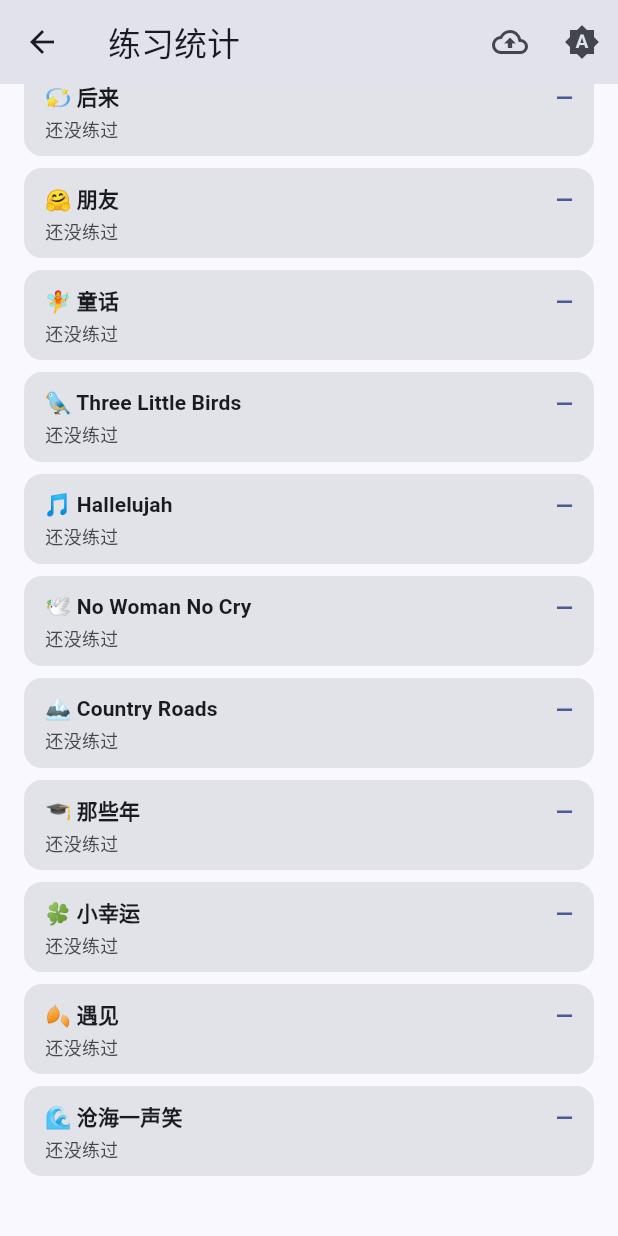
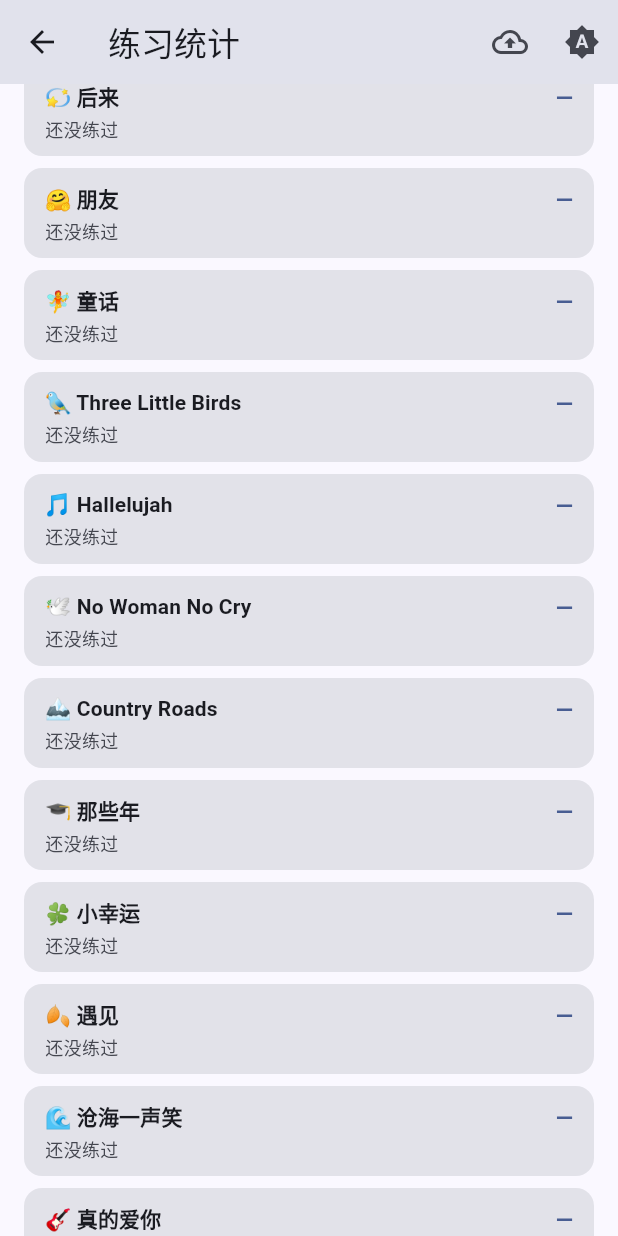
Before and after one commit to yyd841122/ukulele-demo, a Flutter app: the StatsScreen screen opened directly with empty values, scrolled down 1715 dp, on a phone screen of 412 x 824 dp. Run offline on Flutter 3.47's test engine with Material 3 defaults, Android fonts, the phone set to English and light mode, and no system bars; our stand-ins replace flutter_local_notifications, permission_handler, share_plus, shared_preferences, timezone, wakelock_plus; missing offline and left inert: flutter_soloud, record; accounts and stored records are empty.

Commit message:
加曲Step12:真的爱你(用户给词·C调·主歌 C-G-Am-F/副歌 F-G-Em-Am-Dm-G-C·4/4·75BPM·装机唱测校·README 26→28首 17英11中·analyze 0/test 196全过)

```diff
--- a/flutter_app/lib/models.dart
+++ b/flutter_app/lib/models.dart
@@ -1187,6 +1187,42 @@ const List<Song> builtinSongs = [
       ),
     ],
   ),
+  Song(
+    title: "🎸 真的爱你",
+    tempo: 75,
+    beatsPerChord: 4,
+    sections: [
+      Section(
+        name: '主歌',
+        lines: [
+          Line(lyric: "[C]无法可修饰的一对手 [G]带出温暖永远在背后 [Am]总是罗嗦始终关注 [F]不懂珍惜太内疚"),
+          Line(lyric: "[C]沉醉于音阶她不赞赏 [G]母亲的爱却永远未退 [Am]让决心冲开心中挣扎 [F]亲恩终可报答"),
+        ],
+      ),
+      Section(
+        name: '🎶 副歌',
+        lines: [
+          Line(lyric: "[F]春风化雨暖透我的心 [G]一生眷顾无言地送赠"),
+          Line(lyric: "[F]是你多么温馨的目光 [G]教我坚毅望着前路 [Em]叮嘱我跌倒[Am]不应放弃"),
+          Line(lyric: "[Dm]没法解释怎可报尽亲恩 [G]爱意宽大是无限 [C]请准我说声真的爱你"),
+        ],
+      ),
+      Section(
+        name: '主歌',
+        lines: [
+          Line(lyric: "[C]无法可修饰的一对手 [G]带出温暖永远在背后 [Am]总是罗嗦始终关注 [F]不懂珍惜太内疚"),
+          Line(lyric: "[C]仍记起温馨的一对手 [G]始终给我照顾未变样 [Am]理想今天终于等到 [F]分享光辉盼做到"),
+        ],
+      ),
+      Section(
+        name: '🎶 副歌',
+        lines: [
+          Line(lyric: "[F]是你多么温馨的目光 [G]教我坚毅望着前路 [Em]叮嘱我跌倒[Am]不应放弃"),
+          Line(lyric: "[Dm]没法解释怎可报尽亲恩 [G]爱意宽大是无限 [C]请准我说声真的爱你"),
+        ],
+      ),
+    ],
+  ),
 ];
 
 /// 【第43a步】内置歌补上稳定 id(= 各自下标)后的歌曲库。界面读这份。
```
Also changed, not shown: 1 other file.
